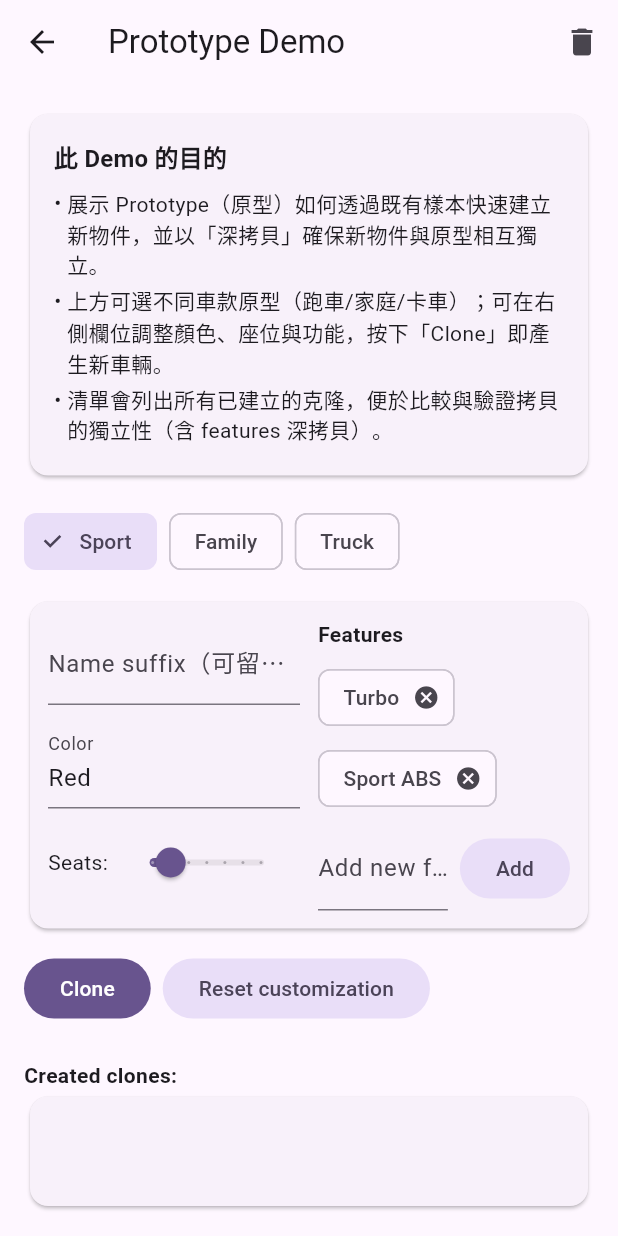
After one commit to doremichen/flutter_home, a Flutter app: the _PrototypeDemoBody screen opened directly, on a phone screen of 412 x 824 dp. The commit adds this screen. Run offline on Flutter 3.47's test engine with Material 3 defaults, Android fonts, the light colour scheme and no system bars.

Commit message:
[DesignPatternDemo] add prototype item

```diff
--- a/DesignPatternDemo/lib/data/patterns_data.dart
+++ b/DesignPatternDemo/lib/data/patterns_data.dart
@@ -10,6 +10,7 @@ import 'package:design_pattern_demo/demos/singleton/singleton_demo.dart';
 import '../demos/abstract_factory/absfactory_demo.dart';
 import '../demos/builder/builder_demo.dart';
 import '../demos/factory_method/factory_demo.dart';
+import '../demos/prototype/PrototypeDemoPage.dart';
 import '../models/design_pattern.dart';
 
 const _descTBD = 'Demo not implemented yet.';
@@ -19,7 +20,7 @@ DesignPattern(name: 'Singleton', category: 'Creational', description: _descTBD,
 DesignPattern(name: 'Factory Method', category: 'Creational', description: _descTBD, widget: const FactoryDemoPage()),
 DesignPattern(name: 'Abstract Factory', category: 'Creational', description: _descTBD, widget: const AbstractFactoryDemoPage()),
 DesignPattern(name: 'Builder', category: 'Creational', description: _descTBD, widget: const BuilderDemoPage()),
-DesignPattern(name: 'Prototype', category: 'Creational', description: _descTBD),
+DesignPattern(name: 'Prototype', category: 'Creational', description: _descTBD, widget: const PrototypeDemoPage()),
 DesignPattern(name: 'Adapter', category: 'Structural', description: _descTBD),
 DesignPattern(name: 'Bridge', category: 'Structural', description: _descTBD),
 DesignPattern(name: 'Composite', category: 'Structural', description: _descTBD),
--- /dev/null
+++ b/DesignPatternDemo/lib/demos/prototype/PrototypeDemoPage.dart
@@ -0,0 +1,324 @@
+
+import 'package:flutter/material.dart';
+import 'package:provider/provider.dart';
+
+import 'view_model/PrototypeViewModel.dart';
+
+class PrototypeDemoPage extends StatelessWidget {
+
+  const PrototypeDemoPage({super.key});
+
+  @override
+  Widget build(BuildContext context) {
+    return ChangeNotifierProvider(
+      create: (_) => PrototypeViewModel(),
+      child: const _PrototypeDemoBody(),
+    );
+  }
+
+}
+
+class _PrototypeDemoBody extends StatefulWidget {
+  const _PrototypeDemoBody();
+
+  @override
+  State<StatefulWidget> createState() => _PrototypeDemoBodyState();
+}
+
+class _PrototypeDemoBodyState extends State<_PrototypeDemoBody> {
+  final _nameController = TextEditingController();
+  final _featureController = TextEditingController();
+  final _colorController = TextEditingController();
+
+
+  @override
+  void dispose() {
+    //
+    _nameController.dispose();
+    _featureController.dispose();
+    _colorController.dispose();
+    super.dispose();
+  }
+
+  @override
+  Widget build(BuildContext context) {
+    return Consumer<PrototypeViewModel>(
+      builder: (context, vm, _) {
+        // show toast message
+        WidgetsBinding.instance.addPostFrameCallback((_) {
+          final msg = vm.takeLastToast();
+          if (msg != null) {
+            ScaffoldMessenger.of(context).showSnackBar(
+              SnackBar(content: Text(msg), duration: const Duration(seconds: 2)),
+            );
+          }
+        });
+
+        // synchronize input controller
+        _nameController.value = _nameController.value.copyWith(text: vm.nameSuffix);
+        _colorController.value = _colorController.value.copyWith(text: vm.color);
+        // theme
+        Theme.of(context);
+
+        return Scaffold(
+          appBar: AppBar(
+            title: const Text('Prototype Demo'),
+            actions: [
+              IconButton(
+                icon: const Icon(Icons.delete),
+                tooltip: 'Clear all',
+                onPressed: vm.clearAll,
+              ),
+            ],
+          ),
+          body: Padding(
+            padding: const EdgeInsets.all(16),
+            child: Column(
+                children: [
+                  // --- InfoBanner ------------------
+                  _InfoBanner(
+                    title: '此 Demo 的目的',
+                    lines: const [
+                      '展示 Prototype（原型）如何透過既有樣本快速建立新物件，並以「深拷貝」確保新物件與原型相互獨立。',
+                      '上方可選不同車款原型（跑車/家庭/卡車）；可在右側欄位調整顏色、座位與功能，按下「Clone」即產生新車輛。',
+                      '清單會列出所有已建立的克隆，便於比較與驗證拷貝的獨立性（含 features 深拷貝）。',
+                    ],
+                  ),
+
+                  const SizedBox(height: 16),
+
+                  // --- prototype choice -------
+                  Align(
+                    alignment: Alignment.centerLeft,
+                    child: Wrap(
+                      spacing: 8,
+                      runSpacing: 8,
+                      children: List.generate( vm.keys.length, (i) {
+                        // selected item
+                        final isSelected = vm.selectedIndex == i;
+                        return ChoiceChip(
+                            label: Text(vm.keys[i]),
+                            selected: isSelected,
+                            onSelected: (v) {
+                              vm.selectPrototype(i);
+                            }
+                        );
+                      }),
+                    ),
+                  ),
+
+                  const SizedBox(height: 12),
+
+                  // ---- customize field ------
+                  Card(
+                    child: Padding(
+                      padding: const EdgeInsets.all(12),
+                      child: Row(
+                        crossAxisAlignment: CrossAxisAlignment.start,
+                        children: [
+                          // left: basic
+                          Expanded(
+                            child: Column(
+                              crossAxisAlignment: CrossAxisAlignment.start,
+                              children: [
+                                TextField(
+                                  controller: _nameController,
+                                  decoration: const InputDecoration(
+                                    labelText: 'Name suffix（可留空）',
+                                    hintText: '例如：X / Limited',
+                                  ),
+                                  onChanged: vm.setNameSuffix,
+                                ),
+                                const SizedBox(height: 12),
+                                TextField(
+                                  controller: _colorController,
+                                  decoration: const InputDecoration(
+                                    labelText: 'Color',
+                                    hintText: '例如：Red / Blue / White',
+                                  ),
+                                  onChanged: vm.setColor,
+                                ),
+                                const SizedBox(height: 12),
+                                Row(
+                                  children: [
+                                    const Text('Seats: '),
+                                    Expanded(
+                                      child: Slider(
+                                        value: vm.seats.toDouble(),
+                                        min: 1,
+                                        max: 7,
+                                        divisions: 6,
+                                        label: '${vm.seats}',
+                                        onChanged: (v) => vm.setSeats(v.round()),
+                                      ),
+                                    ),
+                                  ],
+                                ),
+                              ],
+                            ),
+                          ),
+                          const SizedBox(width: 12),
+
+                          // right : customization
+                          Expanded(
+                            child: Column(
+                              crossAxisAlignment: CrossAxisAlignment.start,
+                              children: [
+                                const Text('Features', style: TextStyle(fontWeight: FontWeight.bold)),
+                                const SizedBox(height: 8),
+                                Wrap(
+                                  spacing: 6,
+                                  runSpacing: 6,
+                                  children: List.generate(
+                                    vm.customizationFeatures.length,
+                                        (i) => Chip(
+                                      label: Text(vm.customizationFeatures[i]),
+                                      onDeleted: () => vm.removeFeatureAt(i),
+                                    ),
+                                  ),
+                                ),
+                                const SizedBox(height: 8),
+                                Row(
+                                  children: [
+                                    Expanded(
+                                      child: TextField(
+                                        controller: _featureController,
+                                        decoration: const InputDecoration(
+                                          labelText: 'Add new feature',
+                                        ),
+                                      ),
+                                    ),
+                                    const SizedBox(width: 8),
+                                    FilledButton.tonal(
+                                      onPressed: () {
+                                        vm.addFeature(_featureController.text);
+                                        _featureController.clear();
+                                      },
+                                      child: const Text('Add'),
+                                    ),
+                                  ],
+                                ),
+                              ],
+                            ),
+                          ),
+                        ],
+                      ),
+                    ),
+                  ),
+
+                  const SizedBox(height: 12),
+
+                  // --- Operation buttons -------
+                  Row(
+                    children: [
+                      FilledButton(
+                        onPressed: vm.cloneWithCustomization,
+                        child: const Text('Clone'),
+                      ),
+                      const SizedBox(width: 8),
+                      FilledButton.tonal(
+                        onPressed: vm.resetCustomization,
+                        child: const Text('Reset customization'),
+                      ),
+                    ],
+                  ),
+
+                  const SizedBox(height: 24),
+
+                  // --- Title -----
+                  const Align(
+                    alignment: Alignment.centerLeft,
+                    child: Text('Created clones:', style: TextStyle(fontWeight: FontWeight.bold)),
+                  ),
+
+                  // --- Result list --------------
+                  Expanded(
+                    child: Card(
+                      child: ListView.separated(
+                        padding: const EdgeInsets.all(16),
+                        itemCount: vm.created.length,
+                        separatorBuilder: (_, __) => const Divider(height: 12),
+                        itemBuilder: (_, index) {
+                          final v = vm.created[index];
+                          return ListTile(
+                            leading: CircleAvatar(child: Text('${index + 1}')),
+                            title: Text('${v.model}  (${v.type})'),
+                            subtitle: Text(
+                              'Color: ${v.specs.color}, Seats: ${v.specs.seats}\n'
+                                  'Features: ${v.specs.features.join(", ")}',
+                            ),
+                          );
+                        },
+                      ),
+                    ),
+                  ),
+
+                  // --- Log list --------------
+                  if (vm.logs.isNotEmpty) ...[
+                    const SizedBox(height: 12),
+                    const Align(
+                      alignment: Alignment.centerLeft,
+                      child: Text('Logs:', style: TextStyle(fontWeight: FontWeight.bold)),
+                    ),
+                    SizedBox(
+                      height: 120,
+                      child: Card(
+                        child: ListView.separated(
+                          padding: const EdgeInsets.all(12),
+                          itemCount: vm.logs.length,
+                          separatorBuilder: (_, __) => const Divider(height: 8),
+                          itemBuilder: (_, i) => Text(vm.logs[i]),
+                        ),
+                      ),
+                    ),
+                  ],
+
+                ],
+            ),
+          ),
+        );
+      }
+    );
+  }
+}
+
+class _InfoBanner extends StatelessWidget {
+  final String title;
+  final List<String> lines;
+
+  const _InfoBanner({required this.title, required this.lines});
+
+  @override
+  Widget build(BuildContext context) {
+    final theme = Theme.of(context);
+    final titleStyle =
+    theme.textTheme.titleMedium?.copyWith(fontWeight: FontWeight.bold);
+    final bodyStyle = theme.textTheme.bodyMedium;
+
+    return Card(
+      color: theme.colorScheme.surfaceContainerLow,
+      child: Padding(
+        padding: const EdgeInsets.all(16),
+        child: Column(
+          crossAxisAlignment: CrossAxisAlignment.start,
+          children: [
+            if (titleStyle != null) Text(title, style: titleStyle),
+            const SizedBox(height: 8),
+            ...lines.map(
+                  (t) => Padding(
+                padding: const EdgeInsets.only(bottom: 4),
+                child: Row(
+                  crossAxisAlignment: CrossAxisAlignment.start,
+                  children: [
+                    const Text('• '),
+                    Expanded(child: Text(t, style: bodyStyle)),
+                  ],
+                ),
+              ),
+            ),
+          ],
+        ),
+      ),
+    );
+  }
+}
--- /dev/null
+++ b/DesignPatternDemo/lib/demos/prototype/creator/prototype_registry.dart
@@ -0,0 +1,43 @@
+///
+/// prototype_registry.dart
+/// PrototypeRegistry
+///
+/// Created by Adam Chen on 2025/12/11.
+/// Copyright © 2025 Abb company. All rights reserved.
+///
+
+import '../model/product.dart';
+
+class PrototypeRegistry {
+
+  final Map<String, Vehicle> _templates;
+
+  PrototypeRegistry(this._templates);
+
+  List<String> get keys => _templates.keys.toList(growable: false);
+
+  Vehicle template(String key) => _templates[key]!;
+
+  Vehicle createClone(String key) => _templates[key]!.clone();
+}
+
+// define default template
+PrototypeRegistry defaultVehicleRegistry() {
+  return PrototypeRegistry({
+    'Sport': Vehicle(
+      model: 'Sport-2000',
+      type: 'Sport',
+      specs: Specs(color: 'Red', seats: 2, features: ['Turbo', 'Sport ABS']),
+    ),
+    'Family': Vehicle(
+      model: 'Family-Comfort',
+      type: 'Family',
+      specs: Specs(color: 'Blue', seats: 5, features: ['Isofix', 'Eco Mode']),
+    ),
+    'Truck': Vehicle(
+      model: 'Truck-Heavy',
+      type: 'Truck',
+      specs: Specs(color: 'White', seats: 3, features: ['Lift Assist', 'Tow']),
+    ),
+  });
+}
--- /dev/null
+++ b/DesignPatternDemo/lib/demos/prototype/model/product.dart
@@ -0,0 +1,73 @@
+///
+/// product.dart
+/// Prototype
+/// Specs
+/// Vehicle
+///
+/// Created by Adam Chen on 2025/12/11.
+/// Copyright © 2025 Abb company. All rights reserved.
+///
+
+abstract class Prototype<T> {
+  T clone(); // deep copy
+}
+
+/// --- specs：vehicle ----------------------------------------
+class Specs {
+  String color;
+  int seats;
+  List<String> features;
+
+  Specs({
+    required this.color,
+    required this.seats,
+    List<String>? features,
+  }) : features = features != null ? List<String>.from(features) : <String>[];
+
+  /// deep copy: copy + features list
+  Specs clone() => Specs(
+    color: color,
+    seats: seats,
+    features: List<String>.from(features),
+  );
+
+  @override
+  String toString() =>
+      'Specs(color: $color, seats: $seats, features: ${features.join(", ")})';
+}
+
+/// --- Product：vehicle ---------------------------------------------------
+class Vehicle implements Prototype<Vehicle> {
+  String model; // example：Sport-2000 / Family-Comfort / Truck-Heavy
+  String type;  // example：Sport / Family / Truck
+  Specs specs;
+
+  Vehicle({
+    required this.model,
+    required this.type,
+    required this.specs,
+  });
+
+  /// deep copy
+  @override
+  Vehicle clone() => Vehicle(
+    model: model,
+    type: type,
+    specs: specs.clone(),
+  );
+
+  /// customize
+  Vehicle copyWith({
+    String? model,
+    String? type,
+    Specs? specs,
+  }) =>
+      Vehicle(
+        model: model ?? this.model,
+        type: type ?? this.type,
+        specs: specs ?? this.specs.clone(),
+      );
+
+  @override
+  String toString() => 'Vehicle(model: $model, type: $type, $specs)';
+}
--- /dev/null
+++ b/DesignPatternDemo/lib/demos/prototype/view_model/PrototypeViewModel.dart
@@ -0,0 +1,145 @@
+///
+/// prototypeViewModel.dart
+/// PrototypeViewModel
+///
+/// Created by Adam Chen on 2025/12/12.
+/// Copyright © 2025 Abb company. All rights reserved.
+///
+import 'package:flutter/material.dart';
+
+import '../creator/prototype_registry.dart';
+import '../model/product.dart';
+
+class PrototypeViewModel extends ChangeNotifier {
+    final PrototypeRegistry _registry;
+
+    // Ui state
+    int selectedIndex = 0;
+    String nameSuffix = '';
+    String color = '';
+    int seats = 0;
+    final List<String> customizationFeatures = [];
+
+    // result/log
+    final List<Vehicle> _created = [];
+    final List<String> _logs = [];
+    String? _lastToast;
+
+    // Constructor
+    PrototypeViewModel({PrototypeRegistry? registry})
+        : _registry = registry ?? defaultVehicleRegistry() {
+      _syncCustomizationWithCurrentTemplate();
+    }
+
+    List<String> get keys => _registry.keys;
+
+    Vehicle get currentTemplate => _registry.template(keys[selectedIndex]);
+
+
+    List<Vehicle> get created => _created;
+    List<String> get logs => _logs;
+
+
+
+    String? takeLastToast() {
+      final toast = _lastToast;
+      _lastToast = null;
+      return toast;
+    }
+
+    void selectPrototype(int index) {
+      selectedIndex = index;
+      _log('select prototype：${keys[index]}');
+      _syncCustomizationWithCurrentTemplate();
+      notifyListeners();
+    }
+
+    void setNameSuffix(String v) {
+      nameSuffix = v;
+      notifyListeners();
+    }
+
+    void setColor(String v) {
+      color = v;
+      notifyListeners();
+    }
+
+    void setSeats(int v) {
+      seats = v;
+      notifyListeners();
+    }
+
+    void addFeature(String v) {
+      // empty check
+      if (v.trim().isEmpty) return;
+
+      customizationFeatures.add(v.trim());
+      _log('new customization feature：$v');
+      notifyListeners();
+    }
+
+    void removeFeatureAt(int id) {
+      // boundary check
+      if (id < 0 || id >= customizationFeatures.length) return;
+
+      customizationFeatures.removeAt(id);
+      _log('remove customization feature：$id');
+      notifyListeners();
+    }
+
+
+    void resetCustomization() {
+      customizationFeatures.clear();
+      _log('reset customization');
+      notifyListeners();
+    }
+
+    void cloneWithCustomization() {
+      final key = keys[selectedIndex];
+      final base = _registry.createClone(key); // deep copy
+      // new spec
+      final specs = base.specs.clone()
+        ..color = color
+        ..seats = seats
+        ..features.addAll(customizationFeatures);
+
+      final suffixed = (nameSuffix.trim().isEmpty)
+          ? base.model
+          : '${base.model}-${nameSuffix.trim()}';
+
+      // new vehicle
+      final cloned = base.copyWith(
+        model: suffixed,
+        specs: specs,
+      );
+
+      _created.add(cloned);
+      _log('clone form [$key] to：$cloned');
+      _lastToast = 'Created: ${cloned.model} clone form [$key] to：$cloned';
+      notifyListeners();
+    }
+
+    void clearAll() {
+      _created.clear();
+      _log('Clean all created clones');
+      _lastToast = 'Cleared';
+      notifyListeners();
+
+    }
+
+    // ---- helpers ---------------------------
+    void _syncCustomizationWithCurrentTemplate() {
+      final template = currentTemplate;
+      color = template.specs.color;
+      seats = template.specs.seats;
+      customizationFeatures.clear();
+      customizationFeatures.addAll(template.specs.features);
+
+    }
+
+    void _log(String s) {
+      _logs.add(s);
+    }
+
+
+}
```
